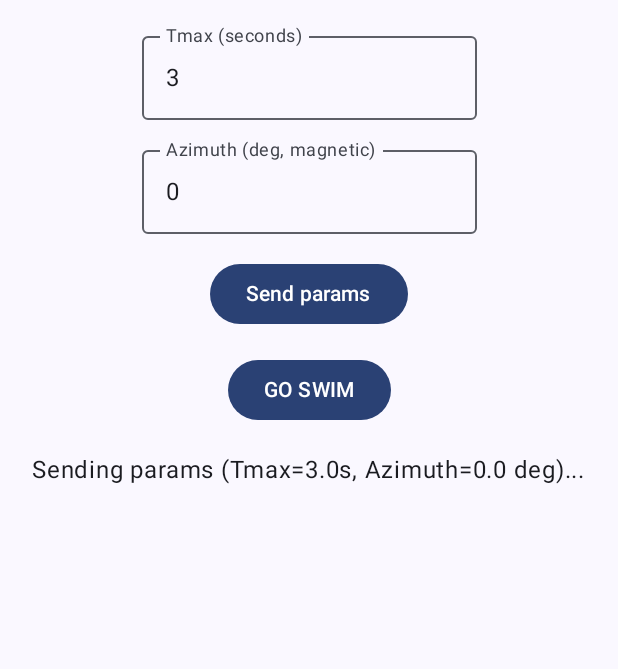
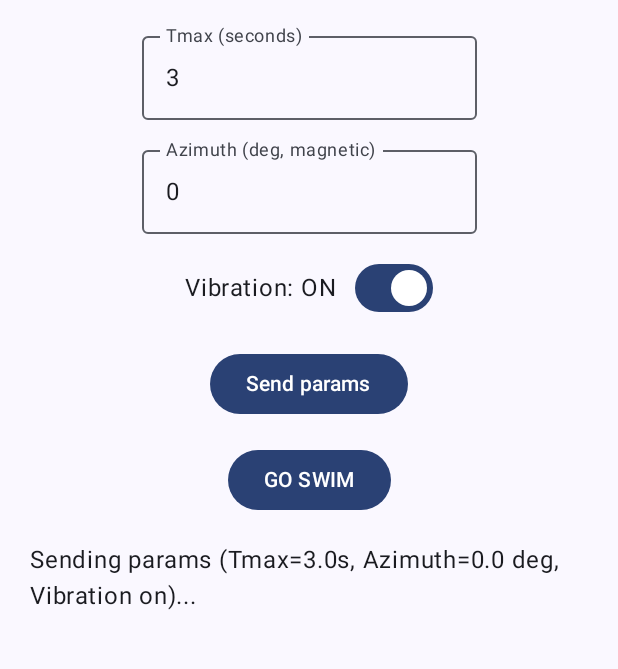
Before and after one commit to alexboutov/HelloWatch, an Android app built with Jetpack Compose: the screen it shows after launch (MainActivity), after a tap on "Send params", on a phone screen of 412 x 824 dp, the part 78-747 px from its top. Run offline under Robolectric (Android 15) with nearby library versions, the phone set to English and light mode, and no system bars; 4 statements that could not run were skipped.

Commit message:
Vibration ON/OFF switch on the phone, sent with Send params; watch applies it per swim and writes vib=on/off as 5th field of CSV line 1. Tested vib off on both watches

```diff
--- a/phone/src/main/java/com/natatometry/hellowatch/PhoneSwimController.kt
+++ b/phone/src/main/java/com/natatometry/hellowatch/PhoneSwimController.kt
@@ -7,6 +7,9 @@ import androidx.compose.runtime.setValue
 class PhoneSwimController {
     var tMaxInput by mutableStateOf("3")
     var azimuthInput by mutableStateOf("0")
+
+    /** Vibration feedback on the watch during a swim; sent with the other params. */
+    var vibrationOn by mutableStateOf(true)
     var statusText by mutableStateOf("Ready to record swim")
     var csvPreview by mutableStateOf("")
 
@@ -20,12 +23,14 @@ class PhoneSwimController {
         return azimuthInput.trim().toDoubleOrNull()?.takeIf { it.isFinite() && it >= 0.0 && it <= 360.0 }
     }
 
-    fun onParamsSending(tMaxVal: Double, azimuthDeg: Double) {
-        statusText = "Sending params (Tmax=${tMaxVal}s, Azimuth=${azimuthDeg} deg)..."
+    private fun vibText(vibrationOn: Boolean) = if (vibrationOn) "on" else "off"
+
+    fun onParamsSending(tMaxVal: Double, azimuthDeg: Double, vibrationOn: Boolean = true) {
+        statusText = "Sending params (Tmax=${tMaxVal}s, Azimuth=${azimuthDeg} deg, Vibration ${vibText(vibrationOn)})..."
     }
 
-    fun onParamsSent(tMaxVal: Double, azimuthDeg: Double) {
-        statusText = "Params sent: Tmax=${tMaxVal}s, Azimuth=${azimuthDeg} deg"
+    fun onParamsSent(tMaxVal: Double, azimuthDeg: Double, vibrationOn: Boolean = true) {
+        statusText = "Params sent: Tmax=${tMaxVal}s, Azimuth=${azimuthDeg} deg, Vibration ${vibText(vibrationOn)}"
     }
 
     // ---- Temporary: phone-side GO SWIM, kept until the watch button start is confirmed ----
--- a/phone/src/main/java/com/natatometry/hellowatch/PhoneSwimScreen.kt
+++ b/phone/src/main/java/com/natatometry/hellowatch/PhoneSwimScreen.kt
@@ -2,17 +2,20 @@ package com.natatometry.hellowatch
 
 import androidx.compose.foundation.layout.Arrangement
 import androidx.compose.foundation.layout.Column
+import androidx.compose.foundation.layout.Row
 import androidx.compose.foundation.layout.Spacer
 import androidx.compose.foundation.layout.fillMaxSize
 import androidx.compose.foundation.layout.fillMaxWidth
 import androidx.compose.foundation.layout.height
 import androidx.compose.foundation.layout.padding
+import androidx.compose.foundation.layout.width
 import androidx.compose.foundation.rememberScrollState
 import androidx.compose.foundation.text.KeyboardOptions
 import androidx.compose.foundation.verticalScroll
 import androidx.compose.material3.Button
 import androidx.compose.material3.MaterialTheme
 import androidx.compose.material3.OutlinedTextField
+import androidx.compose.material3.Switch
 import androidx.compose.material3.Text
 import androidx.compose.runtime.Composable
 import androidx.compose.runtime.DisposableEffect
@@ -59,11 +62,13 @@ fun PhoneSwimControlScreen(modifier: Modifier = Modifier) {
             controller.onError("Params Err", "Azimuth must be a number from 0 to 360")
             return
         }
-        controller.onParamsSending(tMaxVal, azimuthDeg)
+        val vibrationOn = controller.vibrationOn
+        controller.onParamsSending(tMaxVal, azimuthDeg, vibrationOn)
         syncClient.sendSwimParams(
             tMaxVal = tMaxVal,
             azimuthDeg = azimuthDeg,
-            onSuccess = { controller.onParamsSent(tMaxVal, azimuthDeg) },
+            vibrationOn = vibrationOn,
+            onSuccess = { controller.onParamsSent(tMaxVal, azimuthDeg, vibrationOn) },
             onFailure = { msg -> controller.onError("Params Err", msg) }
         )
     }
@@ -85,6 +90,7 @@ fun PhoneSwimControlScreen(modifier: Modifier = Modifier) {
         syncClient.sendSwimParams(
             tMaxVal = tMaxVal,
             azimuthDeg = azimuthDeg,
+            vibrationOn = controller.vibrationOn,
             onSuccess = {
                 syncClient.sendSwimCommand(
                     command = command,
@@ -129,6 +135,17 @@ fun PhoneSwimControlScreen(modifier: Modifier = Modifier) {
             keyboardOptions = KeyboardOptions(keyboardType = KeyboardType.Decimal),
             modifier = Modifier.fillMaxWidth(0.6f)
         )
+        Spacer(modifier = Modifier.height(12.dp))
+
+        // Vibration feedback on the watch; takes effect when the params are sent.
+        Row(verticalAlignment = Alignment.CenterVertically) {
+            Text(text = if (controller.vibrationOn) "Vibration: ON" else "Vibration: OFF")
+            Spacer(modifier = Modifier.width(12.dp))
+            Switch(
+                checked = controller.vibrationOn,
+                onCheckedChange = { controller.vibrationOn = it }
+            )
+        }
         Spacer(modifier = Modifier.height(16.dp))
 
         Button(onClick = { sendParams() }) {
--- a/phone/src/main/java/com/natatometry/hellowatch/PhoneWearSyncClient.kt
+++ b/phone/src/main/java/com/natatometry/hellowatch/PhoneWearSyncClient.kt
@@ -24,6 +24,7 @@ class PhoneWearSyncClient(
         const val PATH_SWIM_PARAMS = "/swim_params"
         const val KEY_TMAX = "tmax"
         const val KEY_AZIMUTH = "azimuth"
+        const val KEY_VIBRATION = "vibration"
         const val KEY_TIMESTAMP = "timestamp"
     }
 
@@ -75,12 +76,14 @@ class PhoneWearSyncClient(
     fun sendSwimParams(
         tMaxVal: Double,
         azimuthDeg: Double,
+        vibrationOn: Boolean = true,
         onSuccess: () -> Unit,
         onFailure: (String?) -> Unit
     ) {
         val putDataMapReq = PutDataMapRequest.create(PATH_SWIM_PARAMS).apply {
             dataMap.putDouble(KEY_TMAX, tMaxVal)
             dataMap.putDouble(KEY_AZIMUTH, azimuthDeg)
+            dataMap.putBoolean(KEY_VIBRATION, vibrationOn)
             dataMap.putLong(KEY_TIMESTAMP, System.currentTimeMillis())
         }
         val putDataReq = putDataMapReq.asPutDataRequest().setUrgent()
--- a/watch/src/main/java/com/natatometry/hellowatch/SwimVibration.kt
+++ b/watch/src/main/java/com/natatometry/hellowatch/SwimVibration.kt
@@ -17,6 +17,9 @@ class SwimVibration(context: Context) {
         private const val VIB_DURATION_MS = 500L
         private const val VIB_DURATION_NS = VIB_DURATION_MS * 1_000_000L
     }
+
+    /** False switches the vibration off: no vibration is started and no row is marked "[v]". */
+    @Volatile var enabled: Boolean = true
 
     // ---- Tunable parameters ----
     /** Linear-acceleration magnitude threshold (m/s^2) that triggers vibration. */
@@ -46,9 +49,10 @@ class SwimVibration(context: Context) {
     /**
      * Call once per linear-acceleration sample. Starts a vibration if the rule is met.
      * Returns true if this sample lies in a vibration window (500 ms from the triggering
-     * sample, which is itself included): the row gets the "[v]" mark.
+     * sample, which is itself included): the row gets the "[v]" mark. Always false when disabled.
      */
     fun onSample(accMag: Float, sampleNs: Long): Boolean {
+        if (!enabled) return false
         val coolDownNs = (CoolDown * 1_000_000_000.0).toLong()
         if (accMag > VibThrsh && (!hasVibrated || sampleNs - lastVibNs >= coolDownNs)) {
             hasVibrated = true
```
Also changed, not shown: watch/src/main/java/com/natatometry/hellowatch/SwimCsv.kt (+5 -3 lines), watch/src/main/java/com/natatometry/hellowatch/SwimRecordingService.kt (+12 -13 lines), watch/src/main/java/com/natatometry/hellowatch/WearDataSyncClient.kt (+8 -2 lines).
